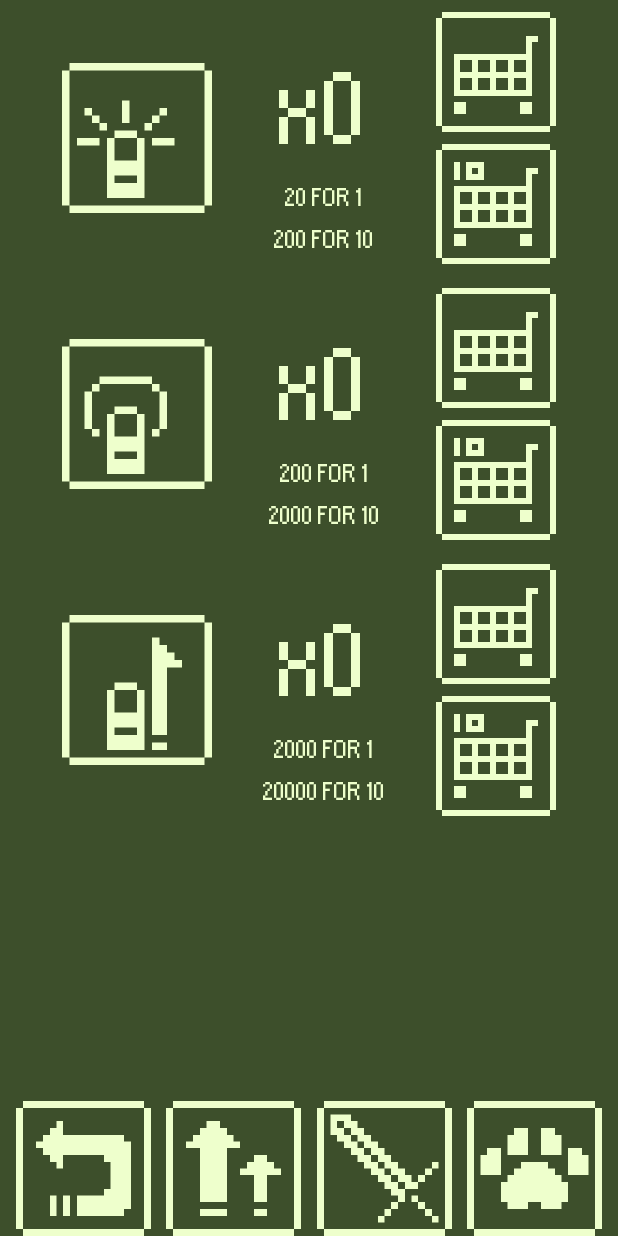
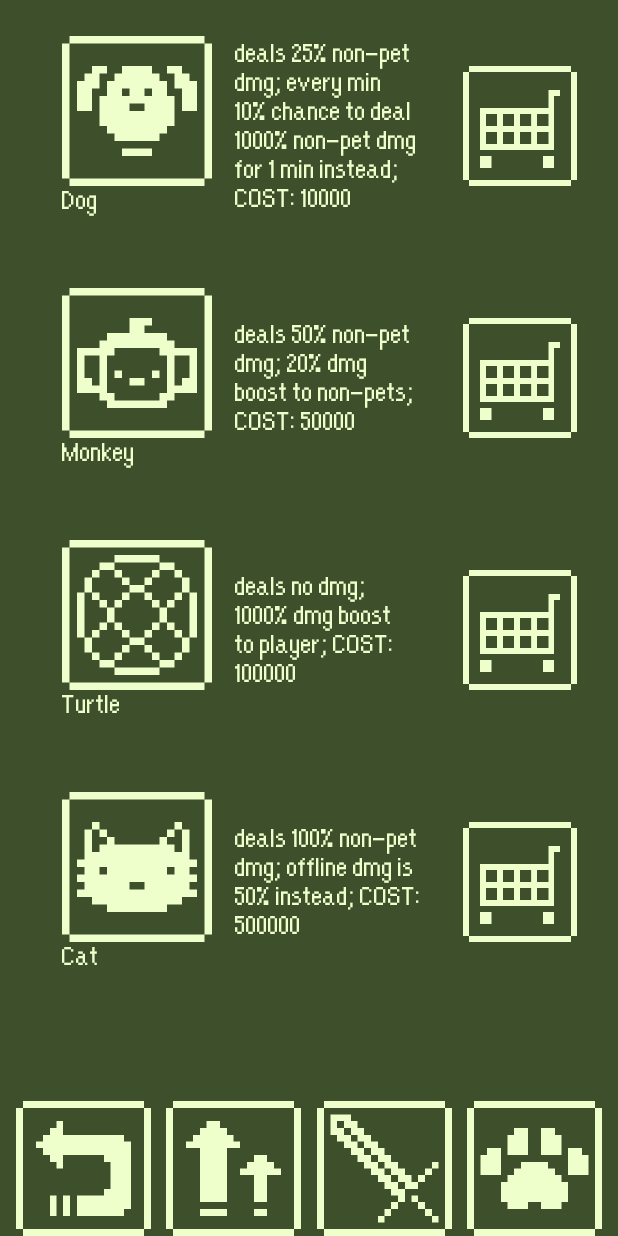
Before and after one commit to howardg123/MOBDEVE-FinalProject-Group41, an Android app: the ShopActivity screen opened directly, with no data from a screen before it, on a phone screen of 412 x 824 dp. Run offline under Robolectric (Android 15) with nearby library versions, the phone set to English and light mode, and no system bars.

Commit message:
Pet Shop recycler view now works

```diff
--- /dev/null
+++ b/app/src/main/java/com/mobdeve/s11/group41/alienimpact/PetModel.java
@@ -0,0 +1,20 @@
+package com.mobdeve.s11.group41.alienimpact;
+
+public class PetModel {
+    private int image;
+    private String name;
+    private String effect;
+    private int cost;
+
+    public PetModel (int image, String name, String effect, int cost) {
+        this.image = image;
+        this.name = name;
+        this.effect = effect;
+        this.cost = cost;
+    }
+
+    public int getCost () {return cost;}
+    public int getImage () {return image;}
+    public String getName () {return name;}
+    public String getEffect () {return effect;}
+}
--- /dev/null
+++ b/app/src/main/java/com/mobdeve/s11/group41/alienimpact/PetShopAdapter.java
@@ -0,0 +1,44 @@
+package com.mobdeve.s11.group41.alienimpact;
+
+import android.view.ViewGroup;
+import android.view.LayoutInflater;
+import android.view.View;
+
+import androidx.annotation.NonNull;
+import androidx.recyclerview.widget.RecyclerView;
+
+import org.jetbrains.annotations.NotNull;
+
+import java.lang.reflect.Array;
+import java.util.ArrayList;
+
+public class PetShopAdapter extends RecyclerView.Adapter<PetShopViewHolder> {
+
+    private ArrayList<PetModel> pets;
+
+    public PetShopAdapter(ArrayList<PetModel> pets) {
+        this.pets = pets;
+    }
+
+    @NonNull
+    @NotNull
+    @Override
+    public PetShopViewHolder onCreateViewHolder(@NonNull @NotNull ViewGroup parent, int viewType) {
+        LayoutInflater inf = LayoutInflater.from(parent.getContext());
+        View iv = inf.inflate(R.layout.shop_pets_template, parent, false);
+        PetShopViewHolder vh = new PetShopViewHolder(iv);
+        return vh;
+    }
+
+    @Override
+    public void onBindViewHolder(@NonNull @NotNull PetShopViewHolder holder, int position) {
+        holder.setIvPicture(pets.get(position).getImage());
+        holder.setTvEffect(pets.get(position).getEffect(), pets.get(position).getCost());
+        holder.setTvName(pets.get(position).getName());
+    }
+
+    @Override
+    public int getItemCount() {
+        return this.pets.size();
+    }
+}
--- /dev/null
+++ b/app/src/main/java/com/mobdeve/s11/group41/alienimpact/PetShopViewHolder.java
@@ -0,0 +1,32 @@
+package com.mobdeve.s11.group41.alienimpact;
+
+import android.view.View;
+import android.widget.TextView;
+import android.widget.ImageView;
+
+import androidx.annotation.NonNull;
+import androidx.recyclerview.widget.RecyclerView;
+
+import org.jetbrains.annotations.NotNull;
+
+public class PetShopViewHolder extends RecyclerView.ViewHolder {
+
+    private ImageView ivPicture;
+    private TextView tvName;
+    private TextView tvEffect;
+
+    public PetShopViewHolder(@NonNull @NotNull View itemView) {
+        super(itemView);
+
+        this.ivPicture = itemView.findViewById(R.id.ivPetIcon);
+        this.tvName = itemView.findViewById(R.id.tvPetName);
+        this.tvEffect = itemView.findViewById(R.id.tvPetEffect);
+    }
+
+    public void setIvPicture (int pic) {this.ivPicture.setImageResource(pic);}
+    public void setTvName (String name) {this.tvName.setText(name);}
+    public void setTvEffect (String effect, int cost) {
+        String txt = effect + "; COST: " + Integer.toString(cost);
+        this.tvEffect.setText(txt);
+    }
+}
--- a/app/src/main/java/com/mobdeve/s11/group41/alienimpact/ShopActivity.java
+++ b/app/src/main/java/com/mobdeve/s11/group41/alienimpact/ShopActivity.java
@@ -21,6 +21,7 @@ public class ShopActivity extends AppCompatActivity {
     ImageButton ibShopPets;
     private ArrayList<WeaponModel> weapons;
     private ArrayList<BuffModel> buffs;
+    private ArrayList<PetModel> pets;
     private RecyclerView rv;
     private String shopMode = "null";
     private static final String KEY_MODE = "KEY_MODE";
@@ -37,8 +38,10 @@ public class ShopActivity extends AppCompatActivity {
 
         if (this.shopMode.equals("weapon"))
             initWeapons();
+        else if (this.shopMode.equals("buff"))
+            initBuffs();
         else
-            initBuffs();
+            initPets();
 
         initComponent();
         setFullscreen();
@@ -67,6 +70,19 @@ public class ShopActivity extends AppCompatActivity {
             @Override
             public void onClick(View v) {
                 bInput.putString(KEY_MODE, "weapon");
+                i.putExtras(bInput);
+                overridePendingTransition(0, 0);
+                startActivity(i);
+                overridePendingTransition(0, 0);
+                ShopActivity.this.finish();
+                overridePendingTransition(0, 0);
+            }
+        });
+
+        ibShopPets.setOnClickListener(new View.OnClickListener() {
+            @Override
+            public void onClick(View v) {
+                bInput.putString(KEY_MODE, "pet");
                 i.putExtras(bInput);
                 overridePendingTransition(0, 0);
                 startActivity(i);
@@ -109,6 +125,16 @@ public class ShopActivity extends AppCompatActivity {
         this.rv.setAdapter(new ShopAdapter(this.weapons, 0));
     }
 
+    private void initPets() {
+        View overlay = findViewById(R.id.rvShop);
+        overlay.setSystemUiVisibility(View.SYSTEM_UI_FLAG_IMMERSIVE_STICKY);
+
+        this.pets = new ShopDataHelper().initializePetData();
+        this.rv = findViewById(R.id.rvShop);
+        this.rv.setLayoutManager(new LinearLayoutManager(this, LinearLayoutManager.VERTICAL, false));
+        this.rv.setAdapter(new PetShopAdapter(this.pets));
+    }
+
     private void initComponent() {
         ibShopBack = findViewById(R.id.ibShopBack);
         ibShopBuff = findViewById(R.id.ibShopBuff);
--- a/app/src/main/java/com/mobdeve/s11/group41/alienimpact/ShopDataHelper.java
+++ b/app/src/main/java/com/mobdeve/s11/group41/alienimpact/ShopDataHelper.java
@@ -36,4 +36,15 @@ public class ShopDataHelper {
         buffData.add(new BuffModel(R.drawable.buff_swipe, "Swipe", 0, 2000));
         return buffData;
     }
+
+    //data for pets
+    public static ArrayList<PetModel> initializePetData() {
+        ArrayList<PetModel> petData = new ArrayList<>();
+        petData.add(new PetModel(R.drawable.pet_dog, "Dog", "deals 25% non-pet dmg; every min 10% chance to deal 1000% non-pet dmg for 1 min instead", 10000));
+        petData.add(new PetModel(R.drawable.pet_monkey, "Monkey", "deals 50% non-pet dmg; 20% dmg boost to non-pets", 50000));
+        petData.add(new PetModel(R.drawable.pet_turtle, "Turtle", "deals no dmg; 1000% dmg boost to player", 100000));
+        petData.add(new PetModel(R.drawable.pet_cat, "Cat", "deals 100% non-pet dmg; offline dmg is 50% instead", 500000));
+        return petData;
+    }
+
 }
--- a/app/src/main/java/com/mobdeve/s11/group41/alienimpact/ShopViewHolder.java
+++ b/app/src/main/java/com/mobdeve/s11/group41/alienimpact/ShopViewHolder.java
@@ -1,7 +1,6 @@
 package com.mobdeve.s11.group41.alienimpact;
 
 import android.view.View;
-import android.widget.ImageButton;
 import android.widget.TextView;
 import android.widget.ImageView;
 
--- a/app/src/main/res/layout/shop_pets_template.xml
+++ b/app/src/main/res/layout/shop_pets_template.xml
@@ -1,28 +1,77 @@
 <?xml version="1.0" encoding="utf-8"?>
-<GridLayout xmlns:android="http://schemas.android.com/apk/res/android"
+<LinearLayout xmlns:android="http://schemas.android.com/apk/res/android"
     xmlns:app="http://schemas.android.com/apk/res-auto"
     xmlns:tools="http://schemas.android.com/tools"
     android:layout_width="match_parent"
-    android:layout_height="match_parent">
+    android:layout_height="wrap_content"
+    android:orientation="vertical">
 
     <androidx.constraintlayout.widget.ConstraintLayout
         android:layout_width="match_parent"
-        android:layout_height="wrap_content">
+        android:layout_height="wrap_content"
+        android:background="#3D4F2B">
 
-        <ImageView
-            android:id="@+id/ivShopPetIcon"
-            android:layout_width="0dp"
-            android:layout_height="wrap_content"
-            android:adjustViewBounds="true"
-            android:background="#3D4F2B"
-            android:padding="80dp"
+        <ImageButton
+            android:id="@+id/ibBuyPet"
+            android:layout_width="100dp"
+            android:layout_height="100dp"
+            android:backgroundTint="#3D4F2B"
             android:scaleType="fitXY"
             app:layout_constraintBottom_toBottomOf="parent"
             app:layout_constraintEnd_toEndOf="parent"
-            app:layout_constraintStart_toStartOf="parent"
+            app:layout_constraintStart_toEndOf="@+id/tvPetEffect"
+            app:layout_constraintTop_toTopOf="parent"
+            app:srcCompat="@drawable/button_buy" />
+
+        <TextView
+            android:id="@+id/tvPetEffect"
+            android:layout_width="125dp"
+            android:layout_height="wrap_content"
+            android:layout_marginTop="16dp"
+            android:layout_marginBottom="16dp"
+            android:fontFamily="@font/apple_kid"
+            android:text="TextView"
+            android:textColor="#EEFFCC"
+            android:textSize="24sp"
+            app:layout_constraintBottom_toBottomOf="parent"
+            app:layout_constraintEnd_toStartOf="@id/ibBuyPet"
+            app:layout_constraintStart_toEndOf="@+id/ivPetIcon"
+            app:layout_constraintTop_toTopOf="parent" />
+
+
+        <androidx.constraintlayout.widget.Guideline
+            android:id="@+id/guideline22"
+            android:layout_width="wrap_content"
+            android:layout_height="wrap_content"
+            android:layout_marginEnd="411dp"
+            android:orientation="vertical"
+            app:layout_constraintEnd_toEndOf="parent"
+            app:layout_constraintGuide_percent="0.1"
+            app:layout_constraintStart_toStartOf="parent" />
+
+        <ImageView
+            android:id="@+id/ivPetIcon"
+            android:layout_width="100dp"
+            android:layout_height="100dp"
+            android:layout_marginTop="24dp"
+            app:layout_constraintBottom_toTopOf="@+id/tvPetName"
+            app:layout_constraintStart_toStartOf="@+id/guideline22"
             app:layout_constraintTop_toTopOf="parent"
             app:srcCompat="@drawable/pet_dog" />
 
+        <TextView
+            android:id="@+id/tvPetName"
+            android:layout_width="100dp"
+            android:layout_height="wrap_content"
+            android:layout_marginBottom="24dp"
+            android:fontFamily="@font/apple_kid"
+            android:text="TextView"
+            android:textColor="#EEFFCC"
+            android:textSize="24sp"
+            app:layout_constraintBottom_toBottomOf="parent"
+            app:layout_constraintStart_toStartOf="@+id/guideline22"
+            app:layout_constraintTop_toBottomOf="@+id/ivPetIcon" />
+
     </androidx.constraintlayout.widget.ConstraintLayout>
 
-</GridLayout>
+</LinearLayout>
```
